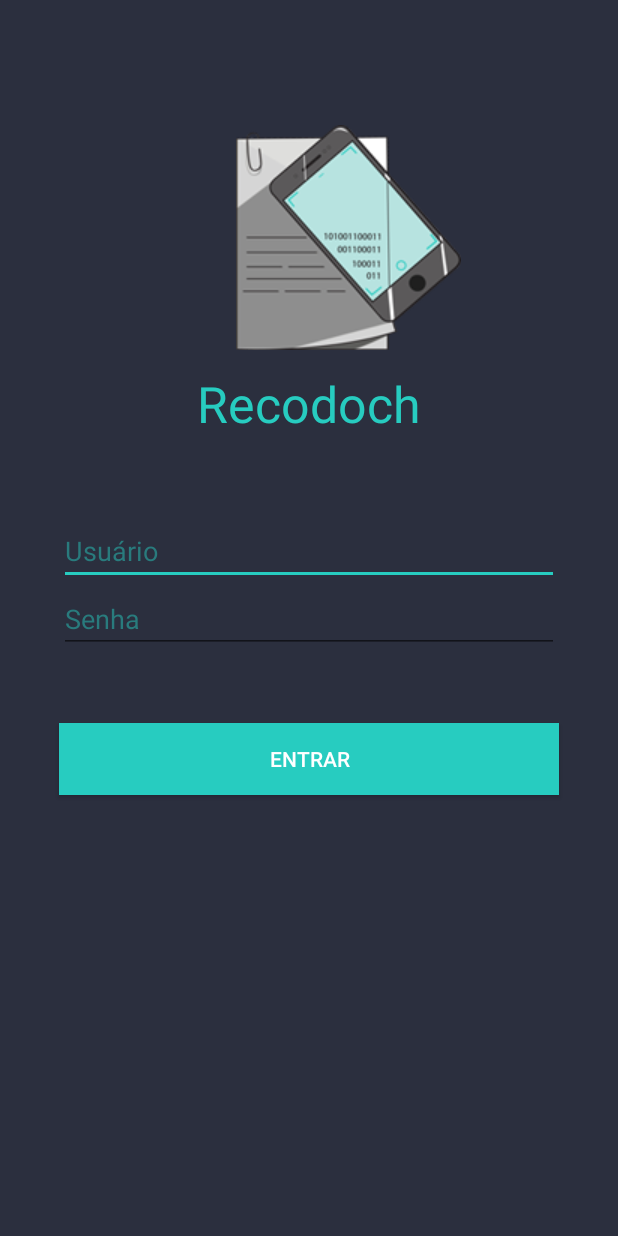
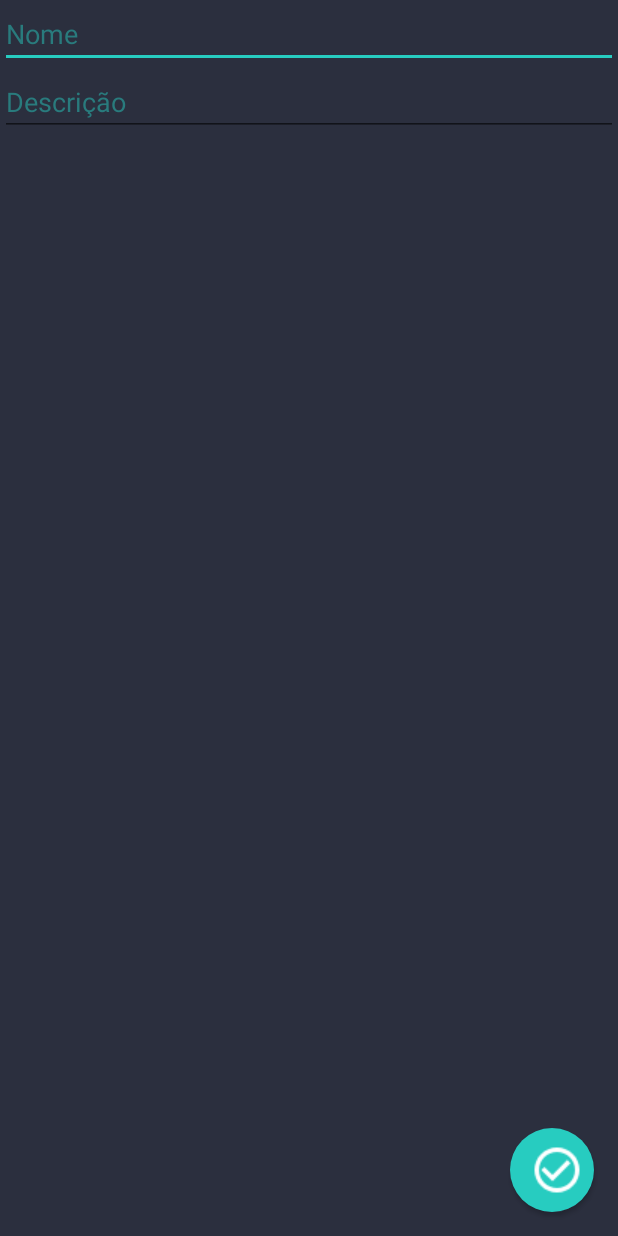
Before and after one commit to Refluenchai61/Recodoch, an Android app: the screen it shows after launch (LoginActivity before the commit, FormularioTipoUsuarioActivity after it), on a phone screen of 412 x 824 dp. Run offline under Robolectric (Android 15) with nearby library versions, the phone set to English and light mode, and no system bars.

Commit message:
Criação formulario Tipo usuario

```diff
--- a/app/build.gradle
+++ b/app/build.gradle
@@ -21,6 +21,7 @@ android {
 dependencies {
     implementation fileTree(dir: 'libs', include: ['*.jar'])
     implementation 'com.android.support:appcompat-v7:28.0.0-rc02'
+    implementation 'com.android.support.constraint:constraint-layout:1.1.3'
     testImplementation 'junit:junit:4.12'
     androidTestImplementation 'com.android.support.test:runner:1.0.2'
     androidTestImplementation 'com.android.support.test.espresso:espresso-core:3.0.2'
--- a/app/src/main/AndroidManifest.xml
+++ b/app/src/main/AndroidManifest.xml
@@ -4,17 +4,20 @@
 
     <application
         android:allowBackup="true"
+        android:background="@color/colorBackgroundScreen"
         android:icon="@mipmap/ic_launcher"
         android:label="@string/app_name"
         android:roundIcon="@mipmap/ic_launcher_round"
         android:supportsRtl="true"
-        android:theme="@style/AppTheme"
-        android:background="@color/colorBackgroundScreen">
-        <activity android:name=".HomeActivity">
+        android:theme="@style/NoActionBar">
+        <activity
+            android:name=".HomeActivity"
+            android:theme="@style/AppTheme"></activity>
+        <activity android:name=".forms.FormularioTipoDocumentoActivity">
+
         </activity>
-        <activity android:name=".forms.FormularioTipoDocumentoActivity">
-        </activity>
-        <activity android:name=".LoginActivity">
+        <activity android:name=".LoginActivity"></activity>
+        <activity android:name=".forms.FormularioTipoUsuarioActivity">
             <intent-filter>
                 <action android:name="android.intent.action.MAIN" />
                 <category android:name="android.intent.category.LAUNCHER" />
--- /dev/null
+++ b/app/src/main/java/br/com/unknowcabbes/recodoch/forms/FormularioTipoUsuarioActivity.java
@@ -0,0 +1,14 @@
+package br.com.unknowcabbes.recodoch.forms;
+
+import android.support.v7.app.AppCompatActivity;
+import android.os.Bundle;
+import br.com.unknowcabbes.recodoch.R;
+
+public class FormularioTipoUsuarioActivity extends AppCompatActivity {
+
+    @Override
+    protected void onCreate(Bundle savedInstanceState) {
+        super.onCreate(savedInstanceState);
+        setContentView(R.layout.activity_formulario_tipo_usuario);
+    }
+}
--- /dev/null
+++ b/app/src/main/res/layout/activity_formulario_tipo_usuario.xml
@@ -0,0 +1,61 @@
+<?xml version="1.0" encoding="utf-8"?>
+<LinearLayout
+    xmlns:android="http://schemas.android.com/apk/res/android"
+    xmlns:tools="http://schemas.android.com/tools"
+    android:layout_width="match_parent"
+    android:layout_height="match_parent"
+    tools:context=".forms.FormularioTipoUsuarioActivity"
+    android:orientation="vertical"
+    >
+    <EditText
+        android:id="@+id/formulario_nome"
+        android:hint="@string/nome"
+        android:textColorHint="@color/colorHint"
+        android:layout_width="match_parent"
+        android:layout_height="wrap_content"
+        android:theme="@style/MyEditTextStyle2"
+        />
+
+    <EditText
+        android:id="@+id/formulario_descricao"
+        android:hint="@string/descricao"
+        android:textColorHint="@color/colorHint"
+        android:layout_width="match_parent"
+        android:layout_height="wrap_content"
+        android:theme="@style/MyEditTextStyle2"/>
+
+    <RelativeLayout
+        android:layout_width="match_parent"
+        android:layout_height="match_parent"
+        >
+        <Button
+            android:id="@+id/salvar"
+            android:layout_width="56dp"
+            android:layout_height="56dp"
+            android:drawableLeft="@drawable/check"
+            android:layout_marginBottom="16dp"
+            android:layout_marginRight="16dp"
+            android:paddingLeft="20px"
+            android:layout_alignParentBottom="true"
+            android:layout_alignParentRight="true"
+            android:background="@drawable/fundobotao"
+            />
+        <!--
+            <Button
+                android:layout_width="56dp"
+                android:layout_height="56dp"
+                android:drawableLeft="@drawable/outline_input_white_18dp"
+                android:paddingLeft="20px"
+                android:textColor="#FFFFFF"
+                android:textSize="40sp"
+                android:elevation="6dp"
+                android:layout_alignParentBottom="true"
+                android:layout_alignParentRight="true"
+                android:layout_marginBottom="16dp"
+                android:layout_marginRight="16dp"
+                android:background="@drawable/fundobotao"
+                android:stateListAnimator="@null"
+                android:id="@+id/ProcessaDoc"/>-->
+
+    </RelativeLayout>
+</LinearLayout>
--- a/app/src/main/res/layout/activity_home.xml
+++ b/app/src/main/res/layout/activity_home.xml
@@ -5,7 +5,8 @@
     xmlns:tools="http://schemas.android.com/tools"
     android:layout_width="match_parent"
     android:layout_height="match_parent"
-    tools:context=".HomeActivity">
+    tools:context=".HomeActivity"
+    >
 
     <TextView
         android:id="@+id/Registro"
--- a/app/src/main/res/values/colors.xml
+++ b/app/src/main/res/values/colors.xml
@@ -1,6 +1,6 @@
 <?xml version="1.0" encoding="utf-8"?>
 <resources>
-    <color name="colorPrimary">#3F51B5</color>
+    <color name="colorPrimary">#1b9289</color>
     <color name="colorPrimaryDark">#1b9289</color>
     <color name="colorAccent">#FF4081</color>
     <color name="colorBackgroundScreen">#2b2f3e</color>
--- a/app/src/main/res/values/strings.xml
+++ b/app/src/main/res/values/strings.xml
@@ -1,3 +1,5 @@
 <resources>
-    <string name="app_name">recodoch</string>
+    <string name="app_name">Recodoch</string>
+    <string name="nome">Nome</string>
+    <string name="descricao">Descrição</string>
 </resources>
--- a/app/src/main/res/values/styles.xml
+++ b/app/src/main/res/values/styles.xml
@@ -1,12 +1,25 @@
 <resources>
 
     <!-- Base application theme. -->
-    <style name="AppTheme" parent="Theme.AppCompat.Light.NoActionBar">
+    <style name="AppTheme" parent="Theme.AppCompat.Light">
         <!-- Customize your theme here. -->
         <item name="colorPrimary">@color/colorPrimary</item>
         <item name="colorPrimaryDark">@color/colorPrimaryDark</item>
         <item name="colorAccent">@color/colorAccent</item>
         <item name="android:windowBackground">@color/colorBackgroundScreen</item>
+    </style>
+
+    <style name="NoActionBar" parent="Theme.AppCompat.Light.NoActionBar">
+        <!-- Customize your theme here. -->
+        <item name="colorPrimary">@color/colorPrimary</item>
+        <item name="colorPrimaryDark">@color/colorPrimaryDark</item>
+        <item name="colorAccent">@color/colorAccent</item>
+        <item name="android:windowBackground">@color/colorBackgroundScreen</item>
+    </style>
+
+    <style name="TextAppearance.AppCompat.Widget.ActionBar.Title" parent="android:TextAppearance">
+        <item name="android:textSize">25dp</item>
+        <item name="android:textColor">@color/colorTexts</item>
     </style>
 
     <style name="MyEditTextStyle2" parent="Widget.AppCompat.EditText">
```
Also changed, not shown: app/src/main/res/drawable/check.png (added).
